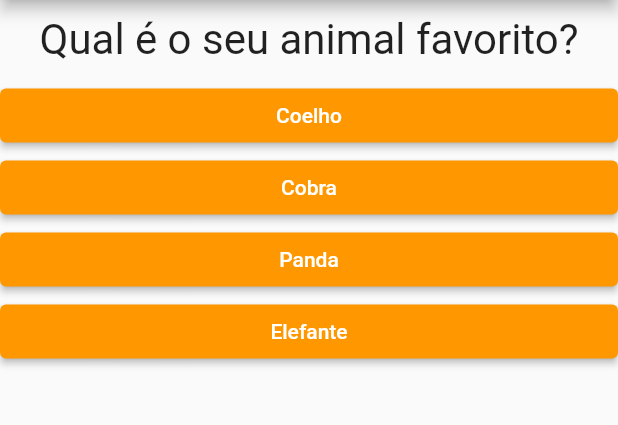
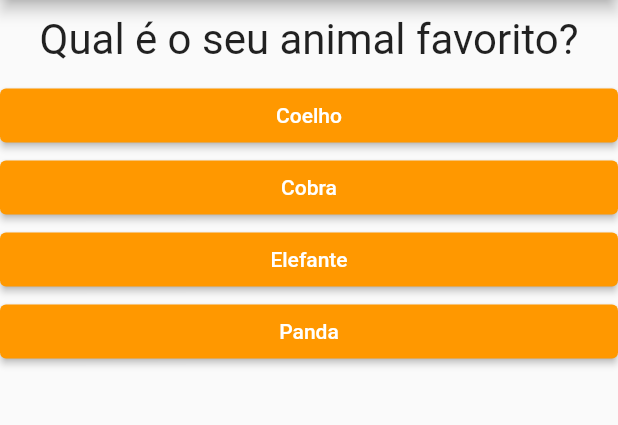
Before and after one commit to enilsonfilho/question-app, a Flutter app: the screen it shows after launch, after a tap on "Preto", on a phone screen of 412 x 824 dp, the part 84-509 px from its top. Run offline on Flutter 3.47's test engine with Material 2 defaults, Android fonts, the phone set to English and light mode, and no system bars.

Commit message:
style: order result

```diff
--- a/lib/main.dart
+++ b/lib/main.dart
@@ -11,28 +11,28 @@ class _PerguntaAppState extends State<PerguntaApp> {
     {
       'texto': 'Qual é a sua cor favorita?',
       'respostas': [
-        {'texto': 'Preto', 'pontuacao': 10},
-        {'texto': 'Vermelho', 'pontuacao': 5},
-        {'texto': 'Verde', 'pontuacao': 3},
-        {'texto': 'Branco', 'pontuacao': 1}
+        {'texto': 'Preto', 'pontuacao': 2},
+        {'texto': 'Vermelho', 'pontuacao': 4},
+        {'texto': 'Branco', 'pontuacao': 6},
+        {'texto': 'Verde', 'pontuacao': 10},
         ],
     },
     {
       'texto': 'Qual é o seu animal favorito?',
       'respostas': [
-        {'texto': 'Coelho', 'pontuacao': 10},
-        {'texto': 'Cobra', 'pontuacao': 7},
-        {'texto': 'Panda', 'pontuacao': 8},
-        {'texto': 'Elefante', 'pontuacao': 10}
+        {'texto': 'Coelho', 'pontuacao': 2},
+        {'texto': 'Cobra', 'pontuacao': 4},
+        {'texto': 'Elefante', 'pontuacao': 6},
+        {'texto': 'Panda', 'pontuacao': 10},
         ],
     },
     {
       'texto': 'Qual é o seu instrutor favorito?',
       'respostas': [
-        {'texto': 'Maria', 'pontuacao': 4},
-        {'texto': 'João', 'pontuacao': 9},
+        {'texto': 'Maria', 'pontuacao': 2},
+        {'texto': 'João', 'pontuacao': 3},
+        {'texto': 'Pedro', 'pontuacao': 3},
         {'texto': 'Leo', 'pontuacao': 10},
-        {'texto': 'Pedro', 'pontuacao': 9}
         ],
     },
   ].cast();
```
